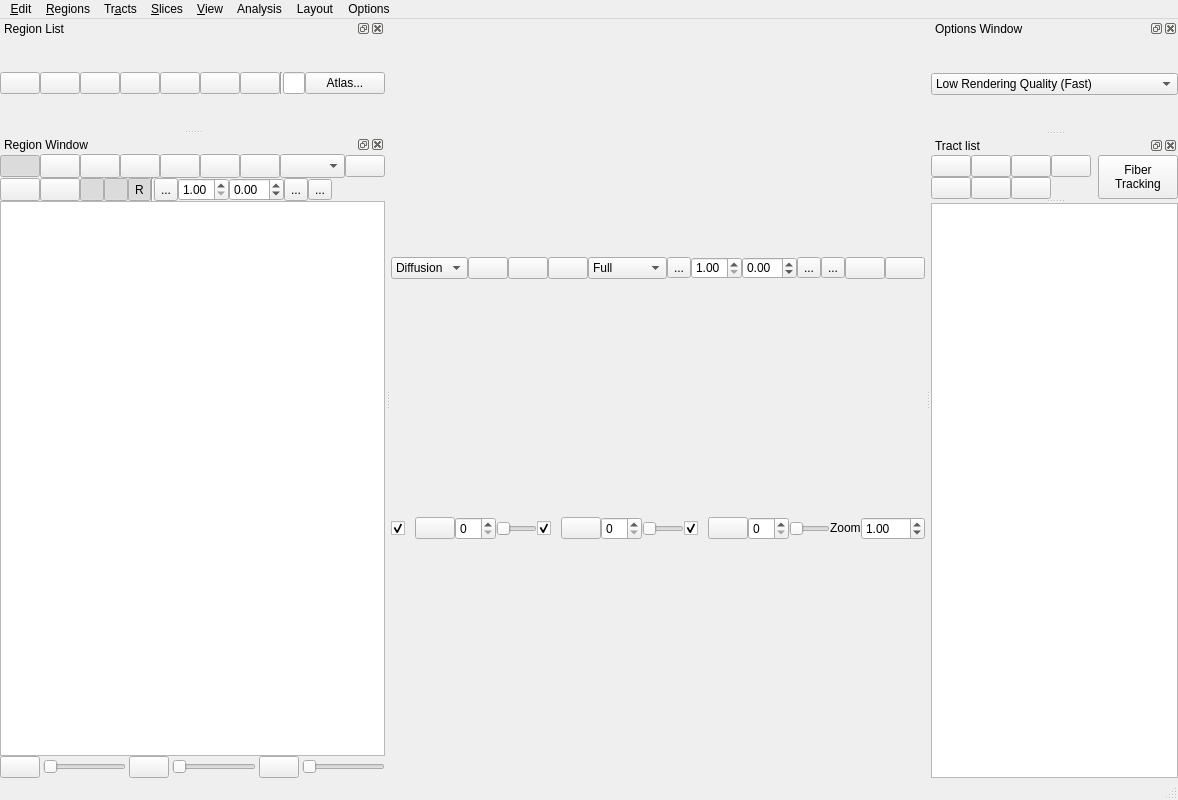
First picture: the form in tracking/tracking_window.ui, repository frankyeh/DSI-Studio, before the edit.
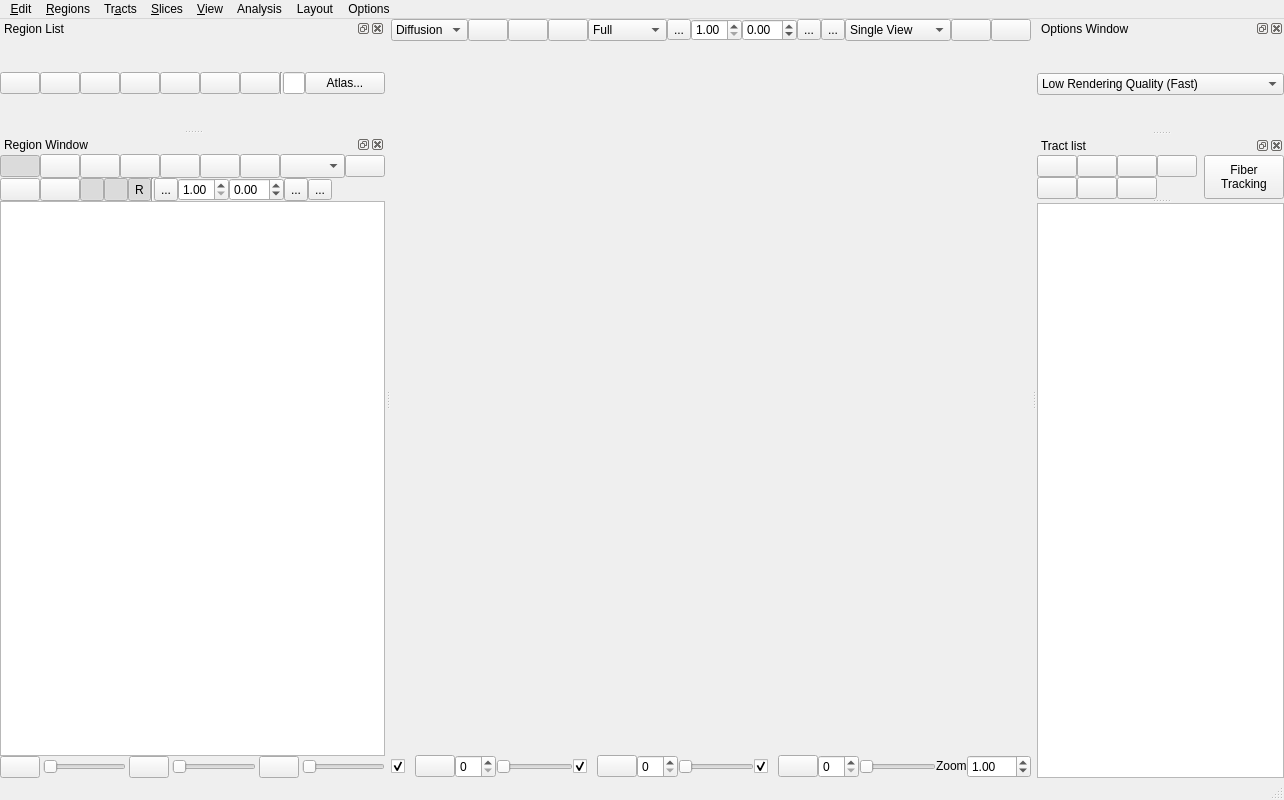
Second picture: the form after the edit. Icons and pictures are not drawn. Custom widgets are drawn as their Qt base class.

Commit message: [GUI] stereoscopy and double view

What changed in the file:
```diff
--- a/tracking/tracking_window.ui
+++ b/tracking/tracking_window.ui
@@ -326,6 +326,25 @@
            </property>
           </spacer>
          </item>
+         <item>
+          <widget class="QComboBox" name="glView">
+           <item>
+            <property name="text">
+             <string>Single View</string>
+            </property>
+           </item>
+           <item>
+            <property name="text">
+             <string>Double Views</string>
+            </property>
+           </item>
+           <item>
+            <property name="text">
+             <string>Stereoscope</string>
+            </property>
+           </item>
+          </widget>
+         </item>
          <item>
           <widget class="QPushButton" name="auto_rotate">
            <property name="maximumSize">
@@ -365,6 +384,34 @@
          </item>
         </layout>
        </item>
+       <item>
+        <widget class="QWidget" name="widget_2" native="true">
+         <layout class="QHBoxLayout" name="horizontalLayout_9">
+          <property name="spacing">
+           <number>0</number>
+          </property>
+          <property name="leftMargin">
+           <number>0</number>
+          </property>
+          <property name="topMargin">
+           <number>0</number>
+          </property>
+          <property name="rightMargin">
+           <number>0</number>
+          </property>
+          <property name="bottomMargin">
+           <number>0</number>
+          </property>
+          <item>
+           <layout class="QHBoxLayout" name="glLayout">
+            <property name="spacing">
+             <number>0</number>
+            </property>
+           </layout>
+          </item>
+         </layout>
+        </widget>
+       </item>
        <item>
         <layout class="QHBoxLayout" name="centralLayout2">
          <property name="spacing">
```
Left out of the diff: 15 changed lines with no effect on the pictures. The commit also changes 11 other files.
